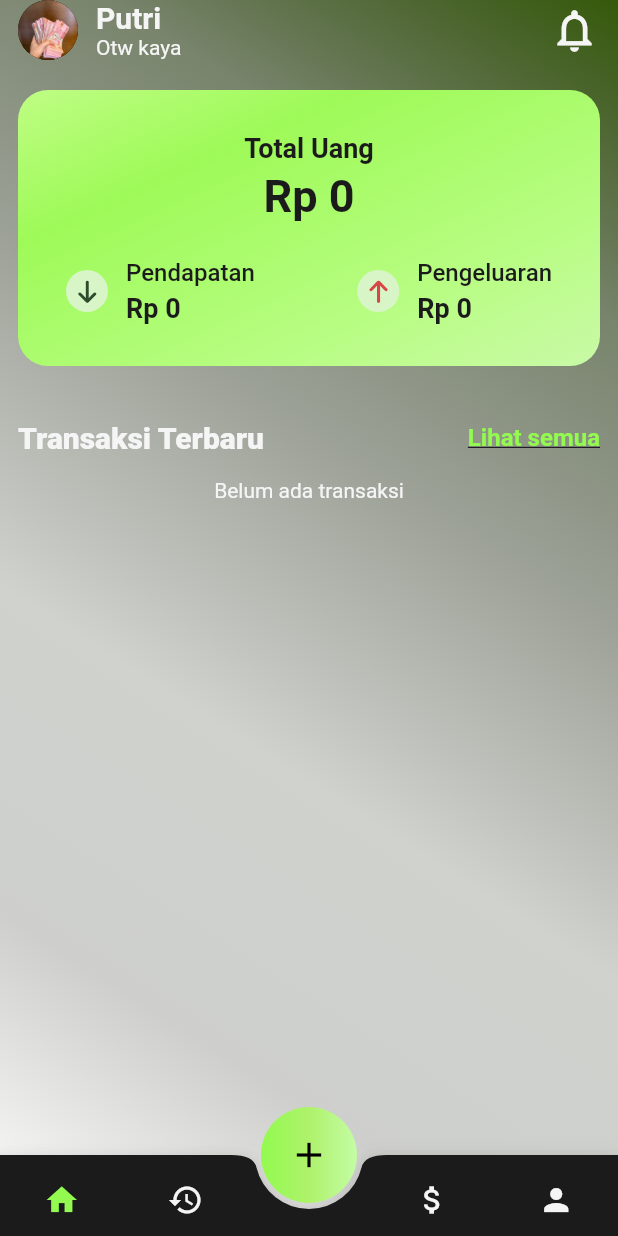
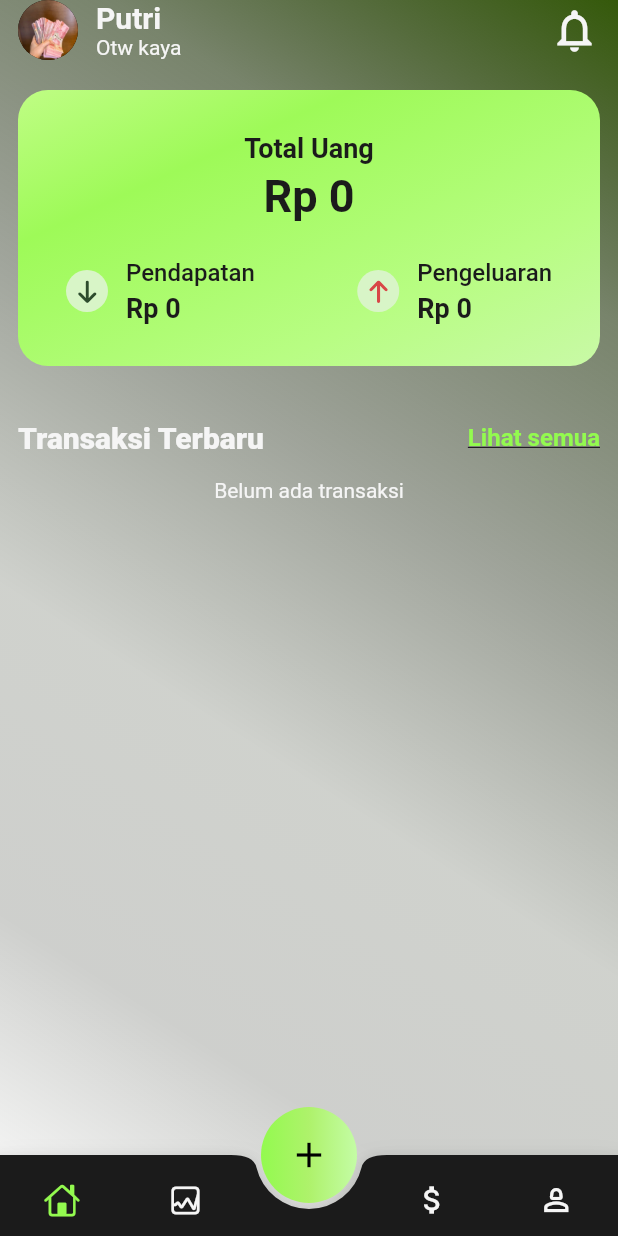
Before and after one commit to putrifajarr/mobile-project, a Flutter app: the HomeScreen screen opened by its route, on a phone screen of 412 x 824 dp. Run offline on Flutter 3.47's test engine with Material 3 defaults, Android fonts, the phone set to English and light mode, and no system bars; our stand-ins replace google_fonts; Roboto replaces fonts that are missing (Ubuntu).

```diff
--- a/fintrack/lib/screens/home/views/home_screen.dart
+++ b/fintrack/lib/screens/home/views/home_screen.dart
@@ -3,6 +3,7 @@ import 'package:fintrack/screens/anggaran/anggaran.dart';
 import 'package:fintrack/screens/home/views/main_screen.dart';
 import 'package:fintrack/screens/profile/profile.dart';
 import 'package:fintrack/screens/stat/stat.dart';
+import 'package:flutter/cupertino.dart';
 import 'package:flutter/material.dart';
 import 'package:provider/provider.dart';
 import 'package:fintrack/features/transaction/controllers/transaction_provider.dart';
@@ -43,7 +44,7 @@ class _HomeScreenState extends State<HomeScreen> {
                 });
               },
               icon: Icon(
-                Icons.home,
+                CupertinoIcons.home,
                 color: index == 0 ? ColorPallete.green : ColorPallete.white,
               ),
             ),
@@ -54,7 +55,7 @@ class _HomeScreenState extends State<HomeScreen> {
                 });
               },
               icon: Icon(
-                Icons.history,
+                CupertinoIcons.graph_square,
                 color: index == 1 ? ColorPallete.green : ColorPallete.white,
               ),
             ),
@@ -77,7 +78,7 @@ class _HomeScreenState extends State<HomeScreen> {
                 });
               },
               icon: Icon(
-                Icons.person,
+                Icons.person_2_outlined,
                 color: index == 3 ? ColorPallete.green : ColorPallete.white,
               ),
             ),
```
